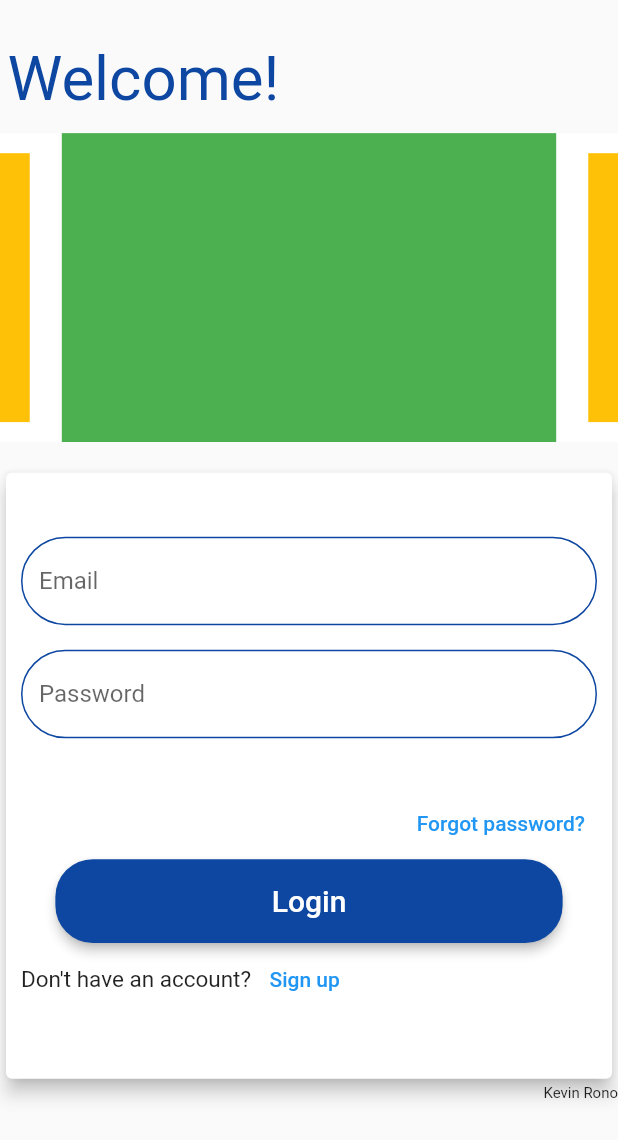
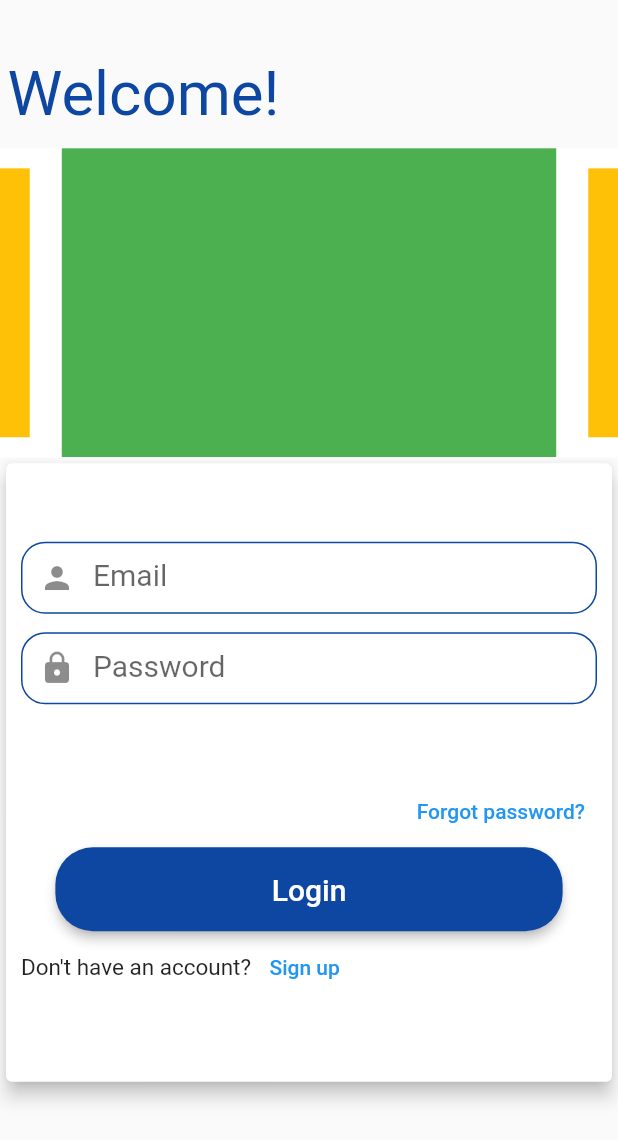
Before and after one commit to RonnyK36/finder, a Flutter app: the screen it shows after launch, after a tap on "Get started", on a phone screen of 412 x 824 dp. Shown: the top 1140 px of the screen. Run offline on Flutter 3.47's test engine with Material 2 defaults, Android fonts, the phone set to English and light mode, and no system bars; drawn by our look-alikes of carousel_slider; our stand-ins replace get, google_fonts; missing offline and left inert: dart:ffi; Roboto replaces fonts that are missing (NotoSansMono-Regular, Ubuntu); project files that could hold a hidden picture were left out.

Commit message:
Signin page ui complete, begun sign up page ui

```diff
--- a/lib/views/screens/login_ui_screen.dart
+++ b/lib/views/screens/login_ui_screen.dart
@@ -55,17 +55,8 @@ class _LoginPageState extends State<LoginPage> {
                       autoPlayAnimationDuration: Duration(seconds: 2),
                     )),
               ),
-              SizedBox(
-                height: Config.screenHeight! * 0.02,
-              ),
+              // SizedBox(height: Config.screenHeight! * 0.02),
               SignInForm(),
-              Align(
-                alignment: Alignment.centerRight,
-                child: Text(
-                  'Kevin Rono',
-                  style: TextStyle(fontSize: 10),
-                ),
-              ),
             ],
           ),
         ),
--- a/lib/views/screens/sign_in_form.dart
+++ b/lib/views/screens/sign_in_form.dart
@@ -12,12 +12,12 @@ class SignInForm extends StatelessWidget {
   @override
   Widget build(BuildContext context) {
     return Container(
-      height: Config.screenHeight! * 0.5,
+      height: Config.screenHeight! * 0.51,
       child: Form(
         child: Card(
           elevation: 5,
           child: Padding(
-            padding: EdgeInsets.all(10),
+            padding: EdgeInsets.symmetric(horizontal: 10, vertical: 5),
             child: Center(
               child: Column(
                 mainAxisAlignment: MainAxisAlignment.spaceEvenly,
@@ -40,13 +40,17 @@ class SignInForm extends StatelessWidget {
     return Column(
       children: [
         RoundedTextFormField(
-          hintText: 'Email',
+          labelText: 'Email',
+          icon: Icons.person,
+          validator: null,
           isObscure: false,
           emailController: _emailController,
         ),
-        SizedBox(height: Config.screenHeight! * 0.02),
+        SizedBox(height: Config.screenHeight! * 0.015),
         RoundedTextFormField(
-          hintText: 'Password',
+          icon: Icons.lock,
+          validator: null,
+          labelText: 'Password',
           isObscure: true,
           emailController: _passwordController,
         ),
--- a/lib/views/screens/sign_up_screen.dart
+++ b/lib/views/screens/sign_up_screen.dart
@@ -31,12 +31,6 @@ class _SignUpScreenState extends State<SignUpScreen> {
                 height: Config.screenHeight! * 0.02,
               ),
               SignInForm(),
-              SignInButtons(
-                label: 'Sign up',
-                onPressed: () {
-                  print('Sign up');
-                },
-              )
             ],
           ),
         ),
--- a/lib/widgets/rounded_text_form_field.dart
+++ b/lib/widgets/rounded_text_form_field.dart
@@ -5,46 +5,53 @@ class RoundedTextFormField extends StatelessWidget {
   const RoundedTextFormField({
     Key? key,
     required TextEditingController emailController,
-    this.hintText,
-    this.isObscure,
-    this.validator,
+    // this.hintText,
+    required this.isObscure,
+    required this.icon,
+    required this.validator,
+    required this.labelText,
   })  : _emailController = emailController,
         super(key: key);
 
   final TextEditingController _emailController;
-  final String? hintText;
-  final bool? isObscure;
+  final IconData icon;
+  final String labelText;
+  final bool isObscure;
   final validator;
 
   @override
   Widget build(BuildContext context) {
     return TextFormField(
       controller: _emailController,
-      obscureText: isObscure!,
+      obscureText: isObscure,
       validator: validator,
       decoration: InputDecoration(
-        hintText: hintText,
+        contentPadding: EdgeInsets.symmetric(vertical: 10),
+        prefixIcon: Icon(icon),
+        labelText: labelText,
+        alignLabelWithHint: true,
+        labelStyle: TextStyle(fontSize: 20),
         focusedBorder: OutlineInputBorder(
           borderSide: BorderSide(
             width: 2,
             color: kAccentColor,
           ),
-          borderRadius: BorderRadius.circular(30),
+          borderRadius: BorderRadius.circular(16),
         ),
         enabledBorder: OutlineInputBorder(
           borderSide: BorderSide(color: kPrimaryColor),
-          borderRadius: BorderRadius.circular(30),
+          borderRadius: BorderRadius.circular(16),
         ),
         errorBorder: OutlineInputBorder(
           borderSide: BorderSide(color: kErrorColor),
-          borderRadius: BorderRadius.circular(30),
+          borderRadius: BorderRadius.circular(16),
         ),
         focusedErrorBorder: OutlineInputBorder(
           borderSide: BorderSide(
             width: 2,
             color: kAccentColor,
           ),
-          borderRadius: BorderRadius.circular(30),
+          borderRadius: BorderRadius.circular(16),
         ),
       ),
     );
--- a/lib/widgets/sign_in_buttons.dart
+++ b/lib/widgets/sign_in_buttons.dart
@@ -2,6 +2,7 @@ import 'dart:ffi';
 
 import 'package:finder/config/configurations.dart';
 import 'package:finder/views/screens/home_screen.dart';
+import 'package:finder/views/screens/sign_up_screen.dart';
 import 'package:finder/widgets/reusable_button.dart';
 import 'package:flutter/material.dart';
 import 'package:get/get.dart';
@@ -18,6 +19,7 @@ class SignInButtons extends StatelessWidget {
   @override
   Widget build(BuildContext context) {
     return Column(
+      mainAxisAlignment: MainAxisAlignment.spaceEvenly,
       children: [
         Align(
           alignment: Alignment.centerRight,
@@ -42,7 +44,9 @@ class SignInButtons extends StatelessWidget {
                 'Don\'t have an account? ',
                 style: kUbuntu15,
               ),
-              TextButton(onPressed: () {}, child: Text('Sign up')),
+              TextButton(
+                  onPressed: () => Get.to(() => SignUpScreen()),
+                  child: Text('Sign up')),
             ],
           ),
         ),
```
